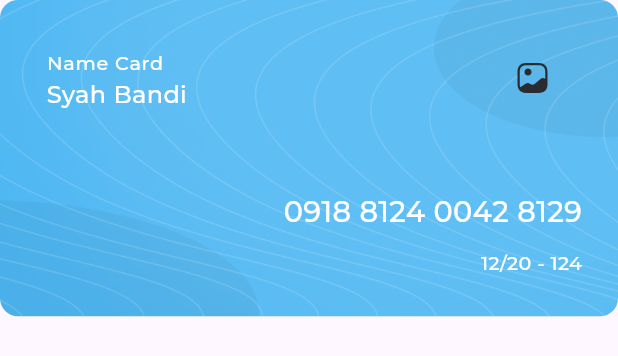
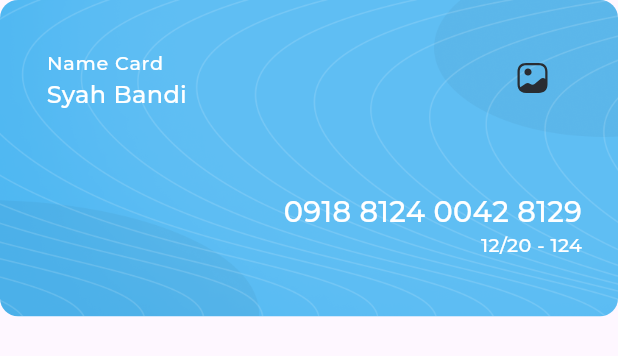
Before and after one commit to PhilopaterNabil/Responsive-Dash-Board, a Flutter app: the MyCard widget shown alone on an empty page, opened directly, on a phone screen of 412 x 824 dp. Shown: the top 356 px of the screen. Run offline on Flutter 3.47's test engine with Material 3 defaults, Android fonts, the phone set to English and light mode, and no system bars; our stand-ins replace expandable_page_view, fl_chart, flutter_svg; project files that could hold a hidden picture were left out.

Commit message:
Refactor MyCard and TransactionItem components for improved layout: replace fixed SizedBox with Flexible in MyCard and wrap title and subtitle in FittedBox for responsive text scaling in TransactionItem.

```diff
--- a/lib/features/dash_board/presentation/views/widgets/my_card.dart
+++ b/lib/features/dash_board/presentation/views/widgets/my_card.dart
@@ -44,7 +44,7 @@ class MyCard extends StatelessWidget {
                     '0918 8124 0042 8129',
                     style: AppStyles.styleSemiBold24(context).copyWith(color: Colors.white),
                   ),
-                  SizedBox(height: 12),
+                  // SizedBox(height: 12),
                   Text(
                     '12/20 - 124',
                     style: AppStyles.styleRegular16(context).copyWith(color: Colors.white),
@@ -52,7 +52,7 @@ class MyCard extends StatelessWidget {
                 ],
               ),
             ),
-            SizedBox(height: 27),
+            Flexible(child: SizedBox(height: 27)),
           ],
         ),
       ),
```
Also changed, not shown: lib/features/dash_board/presentation/views/widgets/transaction_item.dart (+11 -4 lines).
